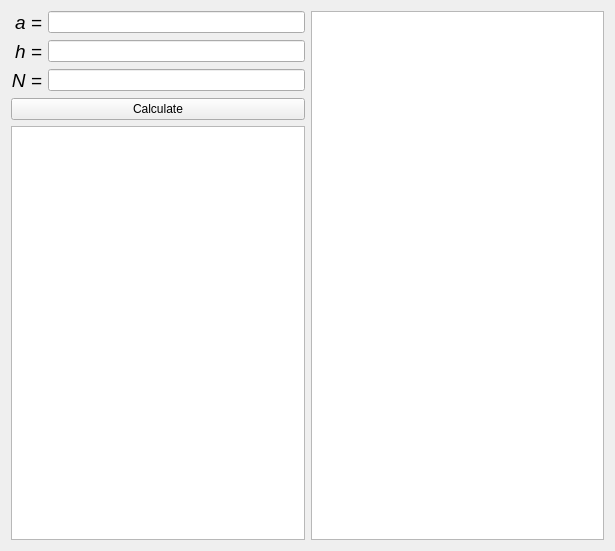
Above: front.ui from SobolevDmitriy/VA before the change. Below: the same form after it.
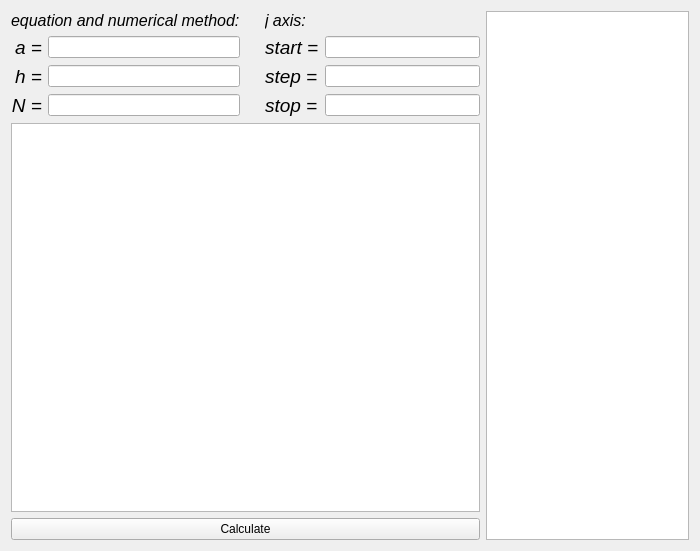
That is the form after the change. Custom widgets are drawn as their Qt base class.

The edit to the form file:
```diff
--- a/front.ui
+++ b/front.ui
@@ -6,16 +6,184 @@
    <rect>
     <x>0</x>
     <y>0</y>
-    <width>615</width>
+    <width>700</width>
     <height>551</height>
    </rect>
   </property>
   <property name="windowTitle">
    <string>Form</string>
   </property>
-  <layout class="QGridLayout" name="gridLayout_3">
+  <layout class="QGridLayout" name="gridLayout_6">
+   <item row="0" column="0">
+    <layout class="QGridLayout" name="gridLayout_5">
+     <item row="0" column="0">
+      <layout class="QGridLayout" name="gridLayout_4">
+       <item row="0" column="0">
+        <widget class="QLabel" name="title_1">
+         <property name="text">
+          <string>&lt;html&gt;&lt;head/&gt;&lt;body&gt;&lt;p&gt;&lt;span style=&quot; font-size:12pt; font-style:italic;&quot;&gt;equation and numerical method:&lt;/span&gt;&lt;/p&gt;&lt;/body&gt;&lt;/html&gt;</string>
+         </property>
+        </widget>
+       </item>
+       <item row="1" column="0">
+        <layout class="QGridLayout" name="gridLayout_2">
+         <item row="0" column="0">
+          <widget class="QLabel" name="a_lbl">
+           <property name="text">
+            <string>&lt;html&gt;&lt;head/&gt;&lt;body&gt;&lt;p align=&quot;right&quot;&gt;&lt;span style=&quot; font-size:14pt; font-style:italic;&quot;&gt;a =&lt;/span&gt;&lt;/p&gt;&lt;/body&gt;&lt;/html&gt;</string>
+           </property>
+          </widget>
+         </item>
+         <item row="0" column="1">
+          <widget class="QLineEdit" name="a_le">
+           <property name="minimumSize">
+            <size>
+             <width>155</width>
+             <height>20</height>
+            </size>
+           </property>
+          </widget>
+         </item>
+         <item row="1" column="0">
+          <widget class="QLabel" name="h_lbl">
+           <property name="text">
+            <string>&lt;html&gt;&lt;head/&gt;&lt;body&gt;&lt;p align=&quot;right&quot;&gt;&lt;span style=&quot; font-size:14pt; font-style:italic;&quot;&gt;h =&lt;/span&gt;&lt;/p&gt;&lt;/body&gt;&lt;/html&gt;</string>
+           </property>
+          </widget>
+         </item>
+         <item row="1" column="1">
+          <widget class="QLineEdit" name="h_le">
+           <property name="minimumSize">
+            <size>
+             <width>155</width>
+             <height>20</height>
+            </size>
+           </property>
+          </widget>
+         </item>
+         <item row="2" column="0">
+          <widget class="QLabel" name="n_lbl">
+           <property name="text">
+            <string>&lt;html&gt;&lt;head/&gt;&lt;body&gt;&lt;p align=&quot;right&quot;&gt;&lt;span style=&quot; font-size:14pt; font-style:italic;&quot;&gt;N =&lt;/span&gt;&lt;/p&gt;&lt;/body&gt;&lt;/html&gt;</string>
+           </property>
+          </widget>
+         </item>
+         <item row="2" column="1">
+          <widget class="QLineEdit" name="n_le">
+           <property name="minimumSize">
+            <size>
+             <width>155</width>
+             <height>20</height>
+            </size>
+           </property>
+          </widget>
+         </item>
+        </layout>
+       </item>
+      </layout>
+     </item>
+     <item row="0" column="1">
+      <spacer name="horizontalSpacer">
+       <property name="orientation">
+        <enum>Qt::Horizontal</enum>
+       </property>
+       <property name="sizeType">
+        <enum>QSizePolicy::Fixed</enum>
+       </property>
+       <property name="sizeHint" stdset="0">
+        <size>
+         <width>13</width>
+         <height>17</height>
+        </size>
+       </property>
+      </spacer>
+     </item>
+     <item row="0" column="2">
+      <layout class="QGridLayout" name="gridLayout_3">
+       <item row="1" column="0">
+        <layout class="QGridLayout" name="gridLayout">
+         <item row="1" column="0">
+          <widget class="QLabel" name="step_lbl">
+           <property name="text">
+            <string>&lt;html&gt;&lt;head/&gt;&lt;body&gt;&lt;p&gt;&lt;span style=&quot; font-size:14pt; font-style:italic;&quot;&gt;step =&lt;/span&gt;&lt;/p&gt;&lt;/body&gt;&lt;/html&gt;</string>
+           </property>
+          </widget>
+         </item>
+         <item row="2" column="1">
+          <widget class="QLineEdit" name="stop_le">
+           <property name="minimumSize">
+            <size>
+             <width>155</width>
+             <height>20</height>
+            </size>
+           </property>
+          </widget>
+         </item>
+         <item row="0" column="1">
+          <widget class="QLineEdit" name="start_le">
+           <property name="minimumSize">
+            <size>
+             <width>155</width>
+             <height>20</height>
+            </size>
+           </property>
+          </widget>
+         </item>
+         <item row="1" column="1">
+          <widget class="QLineEdit" name="step_le">
+           <property name="minimumSize">
+            <size>
+             <width>155</width>
+             <height>20</height>
+            </size>
+           </property>
+          </widget>
+         </item>
+         <item row="2" column="0">
+          <widget class="QLabel" name="stop_lbl">
+           <property name="text">
+            <string>&lt;html&gt;&lt;head/&gt;&lt;body&gt;&lt;p&gt;&lt;span style=&quot; font-size:14pt; font-style:italic;&quot;&gt;stop =&lt;/span&gt;&lt;/p&gt;&lt;/body&gt;&lt;/html&gt;</string>
+           </property>
+          </widget>
+         </item>
+         <item row="0" column="0">
+          <widget class="QLabel" name="start_lbl">
+           <property name="text">
+            <string>&lt;html&gt;&lt;head/&gt;&lt;body&gt;&lt;p&gt;&lt;span style=&quot; font-size:14pt; font-style:italic;&quot;&gt;start =&lt;/span&gt;&lt;/p&gt;&lt;/body&gt;&lt;/html&gt;</string>
+           </property>
+          </widget>
+         </item>
+        </layout>
+       </item>
+       <item row="0" column="0">
+        <widget class="QLabel" name="title_2">
+         <property name="text">
+          <string>&lt;html&gt;&lt;head/&gt;&lt;body&gt;&lt;p&gt;&lt;span style=&quot; font-size:12pt; font-style:italic;&quot;&gt;j axis:&lt;/span&gt;&lt;/p&gt;&lt;/body&gt;&lt;/html&gt;</string>
+         </property>
+        </widget>
+       </item>
+      </layout>
+     </item>
+     <item row="1" column="0" colspan="3">
+      <widget class="PlotWidget" name="va_pw"/>
+     </item>
+     <item row="2" column="0" colspan="3">
+      <widget class="QPushButton" name="calc_btn">
+       <property name="text">
+        <string>Calculate</string>
+       </property>
+      </widget>
+     </item>
+    </layout>
+   </item>
    <item row="0" column="1">
     <widget class="QTableWidget" name="table_tw">
+     <property name="sizePolicy">
+      <sizepolicy hsizetype="Minimum" vsizetype="Expanding">
+       <horstretch>0</horstretch>
+       <verstretch>0</verstretch>
+      </sizepolicy>
+     </property>
      <property name="minimumSize">
       <size>
        <width>201</width>
@@ -24,54 +192,6 @@
      </property>
     </widget>
    </item>
-   <item row="0" column="0">
-    <layout class="QGridLayout" name="gridLayout_2">
-     <item row="0" column="0">
-      <layout class="QGridLayout" name="gridLayout">
-       <item row="2" column="0">
-        <widget class="QLabel" name="n_lbl">
-         <property name="text">
-          <string>&lt;html&gt;&lt;head/&gt;&lt;body&gt;&lt;p align=&quot;right&quot;&gt;&lt;span style=&quot; font-size:14pt; font-style:italic;&quot;&gt;N =&lt;/span&gt;&lt;/p&gt;&lt;/body&gt;&lt;/html&gt;</string>
-         </property>
-        </widget>
-       </item>
-       <item row="0" column="1">
-        <widget class="QLineEdit" name="a_le"/>
-       </item>
-       <item row="2" column="1">
-        <widget class="QLineEdit" name="n_le"/>
-       </item>
-       <item row="1" column="0">
-        <widget class="QLabel" name="h_lbl">
-         <property name="text">
-          <string>&lt;html&gt;&lt;head/&gt;&lt;body&gt;&lt;p align=&quot;right&quot;&gt;&lt;span style=&quot; font-size:14pt; font-style:italic;&quot;&gt;h =&lt;/span&gt;&lt;/p&gt;&lt;/body&gt;&lt;/html&gt;</string>
-         </property>
-        </widget>
-       </item>
-       <item row="0" column="0">
-        <widget class="QLabel" name="a_lbl">
-         <property name="text">
-          <string>&lt;html&gt;&lt;head/&gt;&lt;body&gt;&lt;p align=&quot;right&quot;&gt;&lt;span style=&quot; font-size:14pt; font-style:italic;&quot;&gt;a =&lt;/span&gt;&lt;/p&gt;&lt;/body&gt;&lt;/html&gt;</string>
-         </property>
-        </widget>
-       </item>
-       <item row="1" column="1">
-        <widget class="QLineEdit" name="h_le"/>
-       </item>
-      </layout>
-     </item>
-     <item row="1" column="0">
-      <widget class="QPushButton" name="calc_btn">
-       <property name="text">
-        <string>Calculate</string>
-       </property>
-      </widget>
-     </item>
-     <item row="2" column="0">
-      <widget class="PlotWidget" name="va_pw"/>
-     </item>
-    </layout>
-   </item>
   </layout>
  </widget>
  <customwidgets>
```
Left out of the diff: 6 changed lines with no effect on the pictures.
